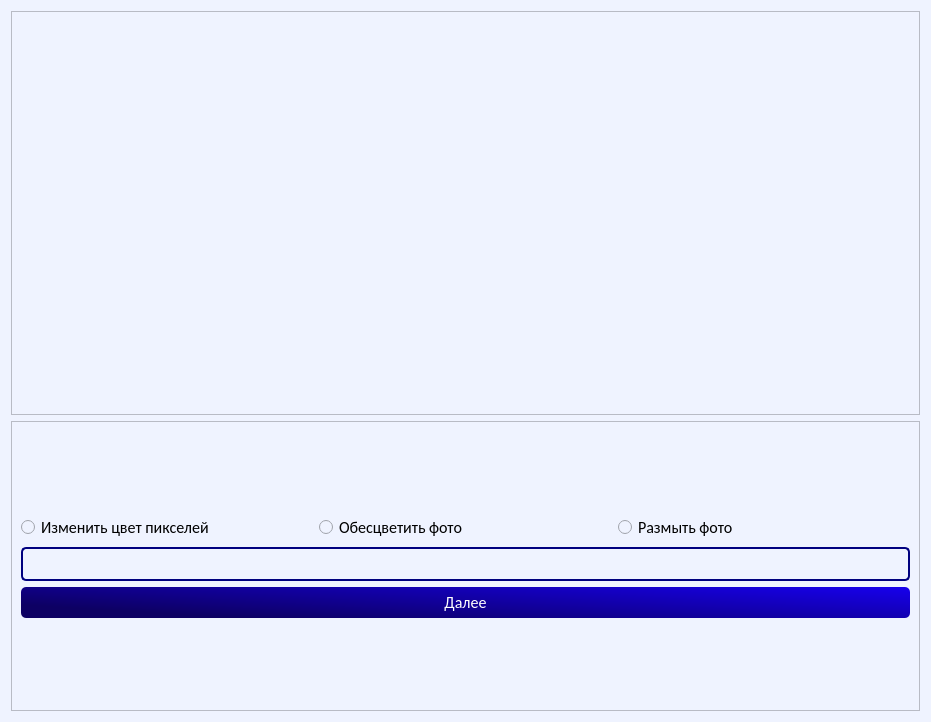
Before: the Qt Designer form ui/main.ui in nais2008/progect_yandex, drawn with Qt 5.
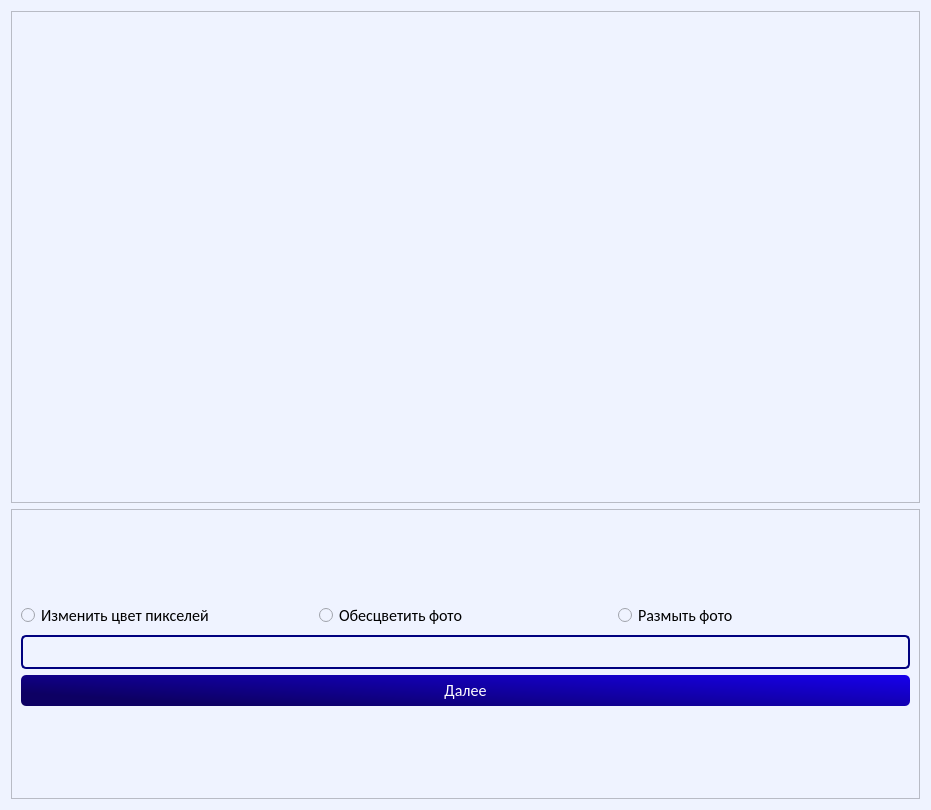
After: the same form once the commit is applied.

Commit message: I_dont_now...

Patch:
```diff
--- a/ui/main.ui
+++ b/ui/main.ui
@@ -7,7 +7,7 @@
     <x>0</x>
     <y>0</y>
     <width>927</width>
-    <height>722</height>
+    <height>810</height>
    </rect>
   </property>
   <property name="windowTitle">
```
The commit also changes 1 other file.
